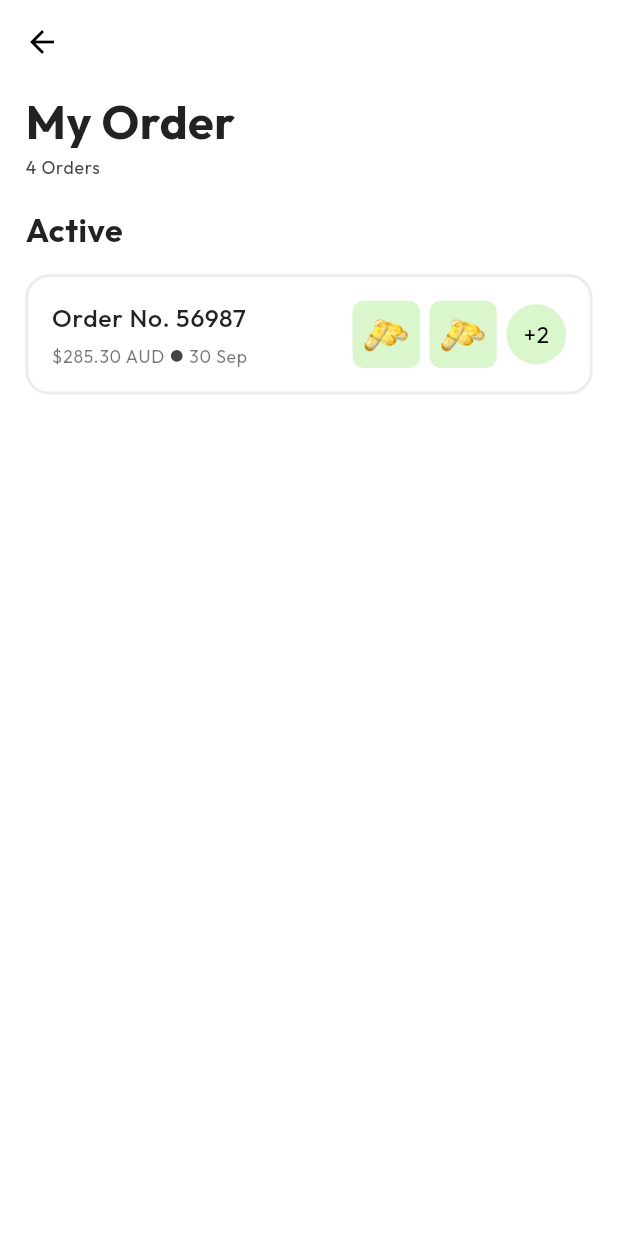
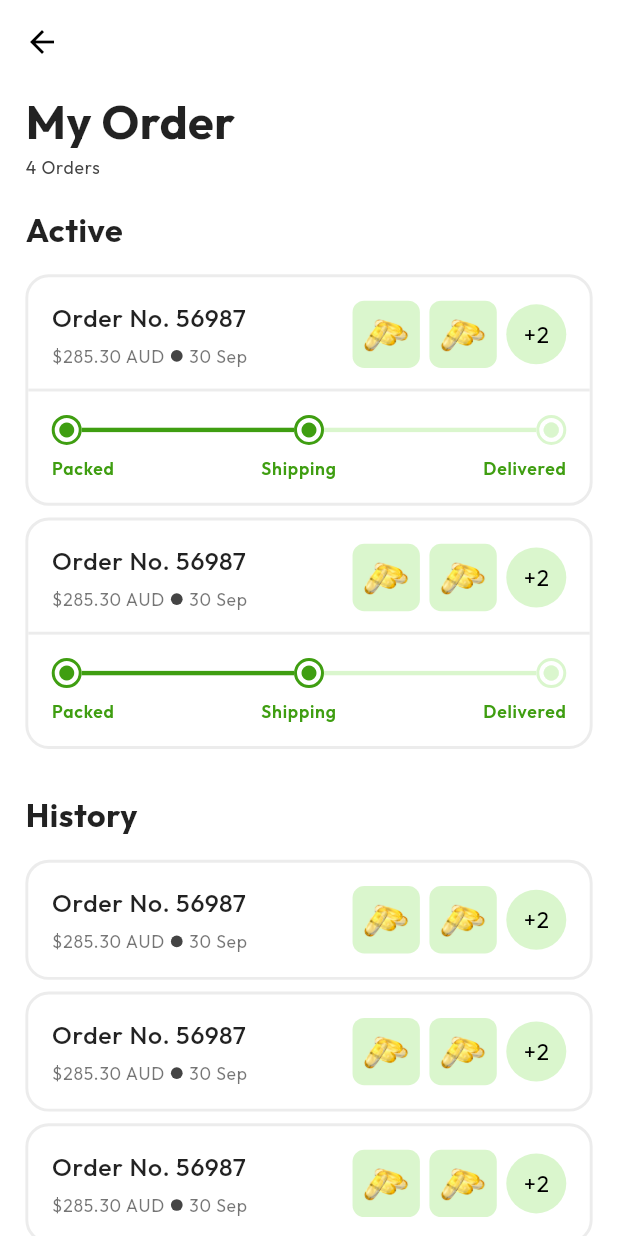
Before and after one commit to Sid-1661/Zenutri-App, a Flutter app: the OrdersScreen screen opened directly, on a phone screen of 412 x 824 dp. Run offline on Flutter 3.47's test engine with Material 2 defaults, Android fonts, the phone set to English and light mode, and no system bars; our stand-ins replace carousel_slider, flutter_rating_bar, flutter_svg, get, pin_code_fields; missing offline and left inert: otp_timer_button.

Commit message:
orders screen ui design has been done

```diff
--- a/lib/features/orders/presentation/ui/screens/orders_screen.dart
+++ b/lib/features/orders/presentation/ui/screens/orders_screen.dart
@@ -1,11 +1,17 @@
 import 'package:flutter/material.dart';
 import 'package:zenutri_app/common/presentation/utils/app_colors.dart';
-import 'package:zenutri_app/common/presentation/utils/image_assets.dart';
 import 'package:zenutri_app/common/presentation/utils/spacing.dart';
 import 'package:zenutri_app/core/extensions/size_extension.dart';
+import 'package:zenutri_app/features/orders/presentation/ui/widgets/order_item_card.dart';
 
-class OrdersScreen extends StatelessWidget {
+class OrdersScreen extends StatefulWidget {
   const OrdersScreen({super.key});
+
+  @override
+  State<OrdersScreen> createState() => _OrdersScreenState();
+}
+
+class _OrdersScreenState extends State<OrdersScreen> {
 
   @override
   Widget build(BuildContext context) {
@@ -16,85 +22,73 @@ class OrdersScreen extends StatelessWidget {
           color: AppColors.black,
         ),
       ),
-      body: Padding(
-        padding: EdgeInsets.symmetric(horizontal: 16.rw),
+      body: SingleChildScrollView(
+        child: Padding(
+          padding: EdgeInsets.only(left: 16.rw, right: 16.rw, bottom: 16.rw),
           child: Column(
             crossAxisAlignment: CrossAxisAlignment.start,
             children: [
               verticalSpace(6),
-            Text('My Order', style: Theme.of(context).textTheme.titleLarge,),
+              Text(
+                'My Order',
+                style: Theme.of(context).textTheme.titleLarge,
+              ),
               verticalSpace(3),
-            Text('4 Orders', style: Theme.of(context).textTheme.bodySmall?.copyWith(
-              color: AppColors.shadowGray
-            ),),
+              Text(
+                '4 Orders',
+                style: Theme.of(context)
+                    .textTheme
+                    .bodySmall
+                    ?.copyWith(color: AppColors.shadowGray),
+              ),
               verticalSpace(22),
-            Text('Active', style: Theme.of(context).textTheme.titleLarge?.copyWith(
-              fontSize: 22.rSp
-            ),),
+              Text(
+                'Active',
+                style: Theme.of(context)
+                    .textTheme
+                    .titleLarge
+                    ?.copyWith(fontSize: 22.rSp),
+              ),
               verticalSpace(16),
-            Container(
-              padding: EdgeInsets.all(16.rSp),
-              decoration: BoxDecoration(
-                border: Border.all(color: AppColors.antiFlashWhite, width: 2.rSp),
-                borderRadius: BorderRadius.circular(16.rSp)
+              ListView.separated(
+                itemCount: 2,
+                shrinkWrap: true,
+                primary: false,
+                itemBuilder: (context, index) {
+                  return const OrderItemCard(
+                    isActive: true,
+                    status: 'Shipping',
+                  );
+                },
+                separatorBuilder: (context, index) {
+                  return verticalSpace(8);
+                },
               ),
-              child: Row(
-                children: [
-                  Column(
-                    crossAxisAlignment: CrossAxisAlignment.start,
-                    children: [
-                      Text('Order No. 56987', style: Theme.of(context).textTheme.bodyLarge,),
-                      verticalSpace(8),
-                      Row(
-                        children: [
-                          Text('\$285.30 AUD', style: Theme.of(context).textTheme.bodySmall,),
-                          horizontalSpace(4),
-                          CircleAvatar(
-                            backgroundColor: AppColors.shadowGray,
-                            radius: 4.rSp,
+              verticalSpace(32),
+              Text(
+                'History',
+                style: Theme.of(context)
+                    .textTheme
+                    .titleLarge
+                    ?.copyWith(fontSize: 22.rSp),
               ),
-                          horizontalSpace(4),
-                          Text('30 Sep', style: Theme.of(context).textTheme.bodySmall,),
-                        ],
-                      ),
-                    ],
-                  ),
-                  const Spacer(),
-                  Container(
-                    width: 46.rSp,
-                    height: 46.rSp,
-                    decoration: BoxDecoration(
-                      borderRadius: BorderRadius.circular(8.rSp),
-                      color: AppColors.teaGreen,
-                      image: const DecorationImage(
-                        image: AssetImage(ImageAssets.capsuleBgPng),
-                      ),
-                    ),
-                  ),
-                  horizontalSpace(6),
-                  Container(
-                    width: 46.rSp,
-                    height: 46.rSp,
-                    decoration: BoxDecoration(
-                      borderRadius: BorderRadius.circular(8.rSp),
-                      color: AppColors.teaGreen,
-                      image: const DecorationImage(
-                        image: AssetImage(ImageAssets.capsuleBgPng),
-                      ),
-                    ),
-                  ),
-                  horizontalSpace(6),
-                  CircleAvatar(
-                    backgroundColor: AppColors.teaGreen,
-                    child: Text('+2', style: Theme.of(context).textTheme.bodyMedium?.copyWith(
-                      fontSize: 15,
-                      color: AppColors.black
-                    ),),
+              verticalSpace(16),
+              ListView.separated(
+                itemCount: 5,
+                shrinkWrap: true,
+                primary: false,
+                itemBuilder: (context, index) {
+                  return const OrderItemCard(
+                    isActive: false,
+                    status: 'Shipping',
+                  );
+                },
+                separatorBuilder: (context, index) {
+                  return verticalSpace(8);
+                },
               )
             ],
           ),
-            )
-          ],
         ),
       ),
     );
--- /dev/null
+++ b/lib/features/orders/presentation/ui/widgets/order_item_card.dart
@@ -0,0 +1,130 @@
+import 'package:flutter/material.dart';
+import 'package:zenutri_app/common/presentation/utils/app_colors.dart';
+import 'package:zenutri_app/common/presentation/utils/image_assets.dart';
+import 'package:zenutri_app/common/presentation/utils/spacing.dart';
+import 'package:zenutri_app/core/extensions/size_extension.dart';
+import 'package:zenutri_app/features/orders/presentation/ui/widgets/step_progress_widget.dart';
+
+class OrderItemCard extends StatefulWidget {
+  const OrderItemCard({
+    super.key,
+    required this.isActive,
+    required this.status,
+  });
+
+  final bool isActive;
+  final String status;
+
+  @override
+  State<OrderItemCard> createState() => _OrderItemCardState();
+}
+
+class _OrderItemCardState extends State<OrderItemCard> {
+  final List<String> titles = ['Packed', 'Shipping', 'Delivered'];
+
+  @override
+  Widget build(BuildContext context) {
+    return Container(
+      decoration: BoxDecoration(
+          border: Border.all(color: AppColors.antiFlashWhite, width: 2.rSp),
+          borderRadius: BorderRadius.circular(16.rSp)),
+      child: Column(
+        children: [
+          Padding(
+            padding: EdgeInsets.all(16.rSp),
+            child: Row(
+              children: [
+                Column(
+                  crossAxisAlignment: CrossAxisAlignment.start,
+                  children: [
+                    Text(
+                      'Order No. 56987',
+                      style: Theme.of(context).textTheme.bodyLarge,
+                    ),
+                    verticalSpace(8),
+                    Row(
+                      children: [
+                        Text(
+                          '\$285.30 AUD',
+                          style: Theme.of(context).textTheme.bodySmall,
+                        ),
+                        horizontalSpace(4),
+                        CircleAvatar(
+                          backgroundColor: AppColors.shadowGray,
+                          radius: 4.rSp,
+                        ),
+                        horizontalSpace(4),
+                        Text(
+                          '30 Sep',
+                          style: Theme.of(context).textTheme.bodySmall,
+                        ),
+                      ],
+                    ),
+                  ],
+                ),
+                const Spacer(),
+                Container(
+                  width: 46.rSp,
+                  height: 46.rSp,
+                  decoration: BoxDecoration(
+                    borderRadius: BorderRadius.circular(8.rSp),
+                    color: AppColors.teaGreen,
+                    image: const DecorationImage(
+                      image: AssetImage(ImageAssets.capsuleBgPng),
+                    ),
+                  ),
+                ),
+                horizontalSpace(6),
+                Container(
+                  width: 46.rSp,
+                  height: 46.rSp,
+                  decoration: BoxDecoration(
+                    borderRadius: BorderRadius.circular(8.rSp),
+                    color: AppColors.teaGreen,
+                    image: const DecorationImage(
+                      image: AssetImage(ImageAssets.capsuleBgPng),
+                    ),
+                  ),
+                ),
+                horizontalSpace(6),
+                CircleAvatar(
+                  backgroundColor: AppColors.teaGreen,
+                  child: Text(
+                    '+2',
+                    style: Theme.of(context)
+                        .textTheme
+                        .bodyMedium
+                        ?.copyWith(fontSize: 15, color: AppColors.black),
+                  ),
+                ),
+              ],
+            ),
+          ),
+          Visibility(
+            visible: widget.isActive,
+            child: Column(
+              children: [
+                Divider(
+                  thickness: 2.rSp,
+                  height: 0,
+                  color: AppColors.antiFlashWhite,
+                ),
+                Padding(
+                  padding: EdgeInsets.all(16.rSp),
+                  child: StepProgressWidget(
+                    width: MediaQuery.of(context).size.width,
+                    curStep: 2,
+                    inactiveColor: AppColors.teaGreen,
+                    titles: titles,
+                    activeColor: AppColors.primaryColor,
+                    lineWidth: 3.rSp,
+                  ),
+                ),
+              ],
+            ),
+          ),
+        ],
+      ),
+    );
+  }
+}
--- /dev/null
+++ b/lib/features/orders/presentation/ui/widgets/step_progress_widget.dart
@@ -0,0 +1,98 @@
+import 'package:flutter/material.dart';
+import 'package:zenutri_app/common/presentation/utils/app_colors.dart';
+
+class StepProgressWidget extends StatelessWidget {
+  final double width;
+
+  final List<String> titles;
+  final int curStep;
+  final Color activeColor;
+  final Color inactiveColor;
+  final double lineWidth;
+
+  const StepProgressWidget(
+      {super.key,
+      required this.width,
+      required this.titles,
+      required this.curStep,
+      required this.activeColor,
+      required this.inactiveColor,
+      required this.lineWidth});
+
+  @override
+  Widget build(BuildContext context) {
+    return SizedBox(
+        width: width,
+        child: Column(
+          children: <Widget>[
+            Row(
+              children: _iconViews(),
+            ),
+            const SizedBox(
+              height: 8,
+            ),
+            Row(
+              mainAxisAlignment: MainAxisAlignment.spaceBetween,
+              children: _titleViews(context),
+            ),
+          ],
+        ));
+  }
+
+  List<Widget> _iconViews() {
+    var list = <Widget>[];
+    titles.asMap().forEach((i, icon) {
+      var circleColor =
+          (i == 0 || curStep > i) ? activeColor : inactiveColor;
+      var lineColor = curStep > i + 1 ? activeColor : inactiveColor;
+      var iconColor = (i == 0 || curStep > i) ? activeColor : inactiveColor;
+
+      list.add(
+        Container(
+          width: 20.0,
+          height: 20.0,
+          padding: const EdgeInsets.all(0),
+          decoration: BoxDecoration(
+            borderRadius: const BorderRadius.all(Radius.circular(22.0)),
+            border: Border.all(
+              color: circleColor,
+              width: 2.0,
+            ),
+          ),
+          child: Icon(
+            Icons.circle,
+            color: iconColor,
+            size: 12.0,
+          ),
+        ),
+      );
+
+      //line between icons
+      if (i != titles.length - 1) {
+        list.add(Expanded(
+            child: Container(
+          height: lineWidth,
+          color: lineColor,
+        )));
+      }
+    });
+
+    return list;
+  }
+
+  List<Widget> _titleViews(BuildContext context) {
+    var list = <Widget>[];
+    titles.asMap().forEach((i, text) {
+      list.add(
+        Text(
+          text,
+          style: Theme.of(context).textTheme.bodySmall?.copyWith(
+            fontWeight: FontWeight.w600,
+            color: AppColors.primaryColor,
+          ),
+        ),
+      );
+    });
+    return list;
+  }
+}
--- a/pubspec.yaml
+++ b/pubspec.yaml
@@ -18,6 +18,7 @@ dependencies:
   flutter_svg: ^2.0.7
   flutter_rating_bar: ^4.0.1
   carousel_slider: ^4.2.1
+  im_stepper: ^1.0.1+1
 
 dev_dependencies:
   flutter_test:
```
Also changed, not shown: pubspec.lock. Lines whose indentation alone changed are shown as unchanged.
